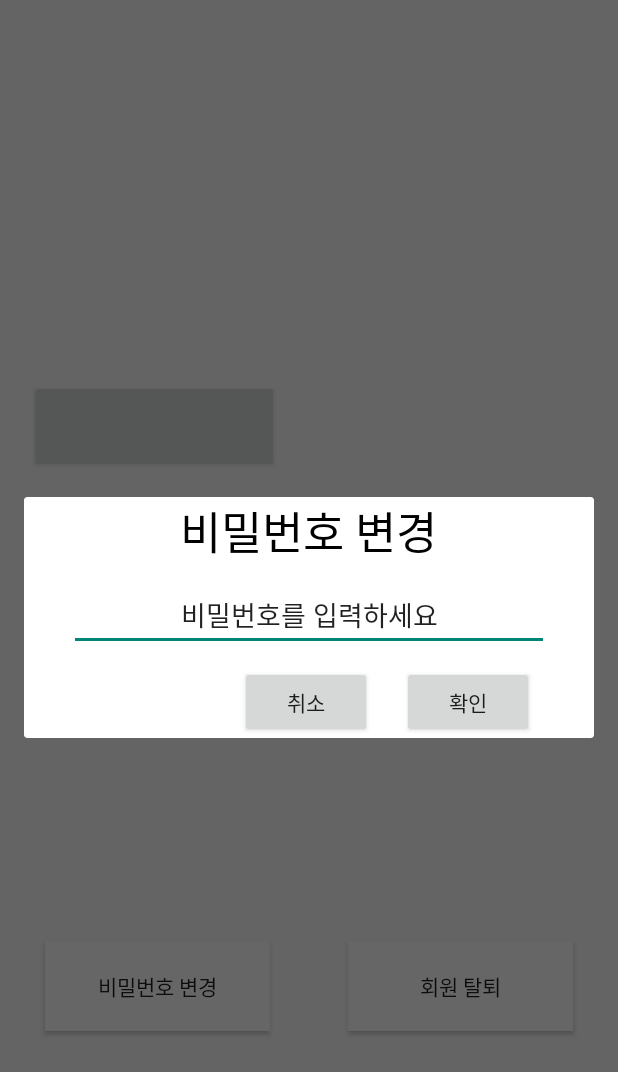
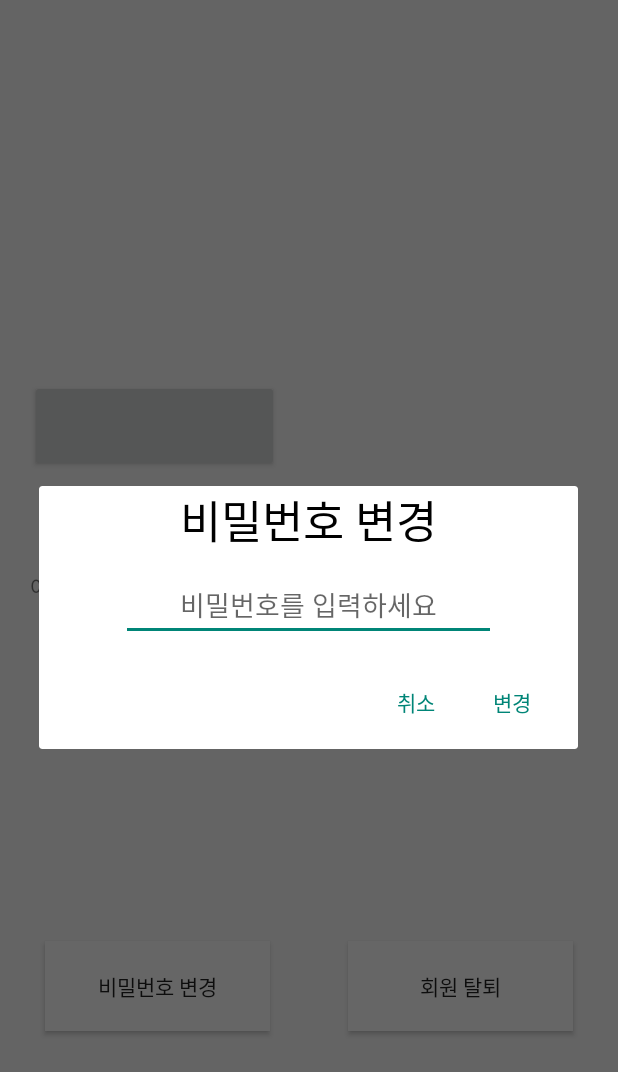
Before and after one commit to eaststarmmt/easy-connect, an Android app: the Page_mypage screen opened directly, with no data from a screen before it, after a tap on "비밀번호 변경", on a phone screen of 412 x 824 dp. Shown: the top 1072 px of the screen. Run offline under Robolectric (Android 15) with nearby library versions, the phone set to English and light mode, and no system bars; our stand-ins replace Firebase (no records; nobody signed in at launch, a user with empty details on screens opened directly).

Commit message:
Almost finish Change_password / Withdrawal

```diff
--- a/app/src/main/java/kr/ac/cau/easyconnect/FriendAdapter.kt
+++ b/app/src/main/java/kr/ac/cau/easyconnect/FriendAdapter.kt
@@ -7,7 +7,7 @@ import android.view.View
 import android.view.ViewGroup
 import android.widget.*
 import androidx.recyclerview.widget.RecyclerView
-
+// 미완 ㅠ
 class FriendAdapter(private val context: Context, private val dataList: ArrayList<FriendItem_recyclerView>):
     // 친구찾기 기능에서 사용할 리사이클러뷰 어댑터
     RecyclerView.Adapter<FriendAdapter.SearchViewHolder>() {
--- a/app/src/main/java/kr/ac/cau/easyconnect/MainActivity.kt
+++ b/app/src/main/java/kr/ac/cau/easyconnect/MainActivity.kt
@@ -7,7 +7,7 @@ import android.content.Intent
 import android.widget.Button
 import androidx.appcompat.app.AlertDialog
 import androidx.core.app.ActivityCompat
-
+// 미완 ㅠ
 class MainActivity : AppCompatActivity() {
     override fun onCreate(savedInstanceState: Bundle?) {
         super.onCreate(savedInstanceState)
@@ -15,7 +15,7 @@ class MainActivity : AppCompatActivity() {
 
         val button_menu : Button = findViewById(R.id.bt_menu)
 
-        // 메인 뷰 (자신의 글을 포토카드 형식으로 출력) / 마지막에 게시글 추가 버튼
+        // 메인 뷰 (자신의 글을 포토카드 형식으로 출력) / 마지막에 게시글 추가 버튼 !!!!!!!!!!!! 구현해야함 아직 아님
 
 
         button_menu.setOnClickListener({
--- a/app/src/main/java/kr/ac/cau/easyconnect/Page_find_friends.kt
+++ b/app/src/main/java/kr/ac/cau/easyconnect/Page_find_friends.kt
@@ -12,7 +12,7 @@ import android.widget.LinearLayout
 import android.widget.SearchView
 import androidx.recyclerview.widget.LinearLayoutManager
 import androidx.recyclerview.widget.RecyclerView
-
+// 미완 ㅠ
 class Page_find_friends : AppCompatActivity() {
     // 리사이클러뷰 구현해야 함 firestroe 사용 // 2021-04-15 04:39
 
--- a/app/src/main/java/kr/ac/cau/easyconnect/Page_mypage.kt
+++ b/app/src/main/java/kr/ac/cau/easyconnect/Page_mypage.kt
@@ -5,12 +5,14 @@ import android.content.Intent
 import androidx.appcompat.app.AppCompatActivity
 import android.os.Bundle
 import android.widget.Button
+import android.widget.EditText
 import android.widget.TextView
 import android.widget.Toast
 import androidx.appcompat.app.AlertDialog
 import androidx.core.app.ActivityCompat
 import com.google.firebase.auth.FirebaseAuth
 import com.google.firebase.firestore.FirebaseFirestore
+import com.google.firebase.firestore.auth.User
 import org.w3c.dom.Text
 
 class Page_mypage : AppCompatActivity() {
@@ -22,46 +24,89 @@ class Page_mypage : AppCompatActivity() {
         setContentView(R.layout.activity_page_mypage)
 
         firebaseAuth = FirebaseAuth.getInstance()
-        val db = FirebaseFirestore.getInstance() // 현재 안쓰지만 쓸 여지 남아있어서 놔둠 (비밀번호 입력받아서 비교하려면 필요할 듯?) 2021-04-15 04:39
+        val db = FirebaseFirestore.getInstance()
 
         val button_change_img : Button = findViewById(R.id.bt_change_img)
         val button_change_password : Button = findViewById(R.id.bt_change_password)
         val button_withdrawal : Button = findViewById(R.id.bt_withdrawal)
 
-        // 현재 정보를 기본적으로 출력하는 걸 구현해야 함!!!!!!!!!!!!!!!! 2021-04-15 04:39
+        // 현재 정보를 기본적으로 출력하는 걸 구현해야 함 2021-04-15 04:39 !!!!!!!!!!!!!!!!!!!!!!! 아직 미구현
 
         button_change_img.setOnClickListener({
-            // 이미지 변경 기능 2021-04-15 04:39
+            // 이미지 변경 기능 2021-04-15 04:39 !!!!!!!!!!!!!!!!!!!!!!!!!!!!!!!!!!!!!!!! 아직 미구현
         })
 
         button_change_password.setOnClickListener({
-            // 비밀번호 변경 기능 2021-04-15 04:39
-            val dialog = UpdatePasswordDialog(this)
-            dialog.myDiag()
-            var input_password : String? = null
+            // 비밀번호 변경 기능 완료
 
-            dialog.setOnClickedListener(object : UpdatePasswordDialog.ButtonClickListener{
-                override fun onClicked(password: String) {
-                    input_password = password
-                }
-            })
-            firebaseAuth.currentUser.updatePassword(input_password).addOnCompleteListener(this){
-                if(it.isSuccessful){
-                    // 비밀번호 변경 성공
-                    Toast.makeText(this, "비밀번호 변경 성공!!", Toast.LENGTH_SHORT).show()
-                    // 파이어스토어 변경
+            var builder = AlertDialog.Builder(this)
+            builder.setView(layoutInflater.inflate(R.layout.update_password_dialog, null))
+
+            var listener = DialogInterface.OnClickListener{p0, _->
+                var dialog = p0 as AlertDialog
+                var input_password : EditText? = dialog.findViewById(R.id.edit_change_password)
+
+                firebaseAuth!!.currentUser.updatePassword(input_password!!.text.toString()).addOnCompleteListener(this){
+                    if(it.isSuccessful){
+                        // 비밀번호 변경 성공
+                        Toast.makeText(this, "비밀번호 변경 성공!!", Toast.LENGTH_SHORT).show()
+                        // 파이어스토어 변경
+                        var userDTO : UserDTO? = null
+                        var userPhoneNumber : String
+
+                        // 현재 유저의 아이디(이메일 정보)를 기반으로 파이어스토어 접근
+                        db.collection("user_information").whereEqualTo("email", firebaseAuth!!.currentUser.email).get().addOnCompleteListener{
+                            if(it.isSuccessful){
+                                for(dc in it.result!!.documents){
+                                    userDTO = dc.toObject(UserDTO::class.java)
+                                    break
+                                }
+                                if(userDTO != null){
+                                    // 파이어스토어 업데이트!!
+                                    userDTO!!.password = input_password!!.text.toString()
+                                    userPhoneNumber = userDTO!!.phoneNumber.toString()
+
+                                    // 파이어스토어의 현재 회원 정보 삭제 및 추가 (업데이트)
+                                    db.collection("user_information").document(userPhoneNumber).delete()
+                                    db.collection("user_information").document(userPhoneNumber).set(userDTO!!)
+                                }
+                            }
+                        }
+                    }
                 }
             }
+            builder.setPositiveButton("변경", listener)
+            builder.setNegativeButton("취소", null)
+            builder.show()
         })
 
         button_withdrawal.setOnClickListener({
-            // 회원 탈퇴 기능
+            // 회원 탈퇴 기능 완료
             var builder = AlertDialog.Builder(this)
             builder.setTitle("정말로 탈퇴하시겠습니까?")
             builder.setIcon(R.mipmap.ic_launcher)
 
             var listener = DialogInterface.OnClickListener { p0, _ ->
-                firebaseAuth!!.currentUser.delete()
+                /////////////////////// 데이터베이스 firestore에서도 해당 회원 정보 삭제해야함!!!!!!!!!!!!!!!!!! 2021-04-15 04:39
+                var userDTO : UserDTO? = null
+                var userPhoneNumber : String
+                db.collection("user_information").whereEqualTo("email", firebaseAuth!!.currentUser.email).get().addOnCompleteListener{
+                    if(it.isSuccessful){
+                        for(dc in it.result!!.documents){
+                            userDTO = dc.toObject(UserDTO::class.java)
+                            break
+                        }
+                        if(userDTO != null){
+                            userPhoneNumber = userDTO!!.phoneNumber.toString()
+                            // 파이어스토어의 현재 회원 정보 삭제
+                            db.collection("user_information").document(userPhoneNumber).delete()
+
+                            // 현재 로그인 정보 삭제
+                            firebaseAuth!!.currentUser.delete()
+                        }
+                    }
+                }
+
                 val intentLogin = Intent(this, Page_login::class.java)
                 startActivity(intentLogin)
                 finish()
@@ -70,9 +115,6 @@ class Page_mypage : AppCompatActivity() {
             builder.setPositiveButton("확인", listener)
             builder.setNegativeButton("취소", null)
             builder.show()
-
-            /////////////////////// 데이터베이스 firestore에서도 해당 회원 정보 삭제해야함!!!!!!!!!!!!!!!!!! 2021-04-15 04:39
-
         })
     }
 }
--- a/app/src/main/java/kr/ac/cau/easyconnect/Page_signup.kt
+++ b/app/src/main/java/kr/ac/cau/easyconnect/Page_signup.kt
@@ -10,7 +10,6 @@ import androidx.appcompat.app.AppCompatActivity
 import com.google.firebase.auth.FirebaseAuth
 import com.google.firebase.firestore.FirebaseFirestore
 import com.google.firebase.firestore.auth.User
-
 
 class Page_signup : AppCompatActivity() {
     // 현재 회원가입 한 페이지로 구현함
--- a/app/src/main/java/kr/ac/cau/easyconnect/UpdatePasswordDialog.kt
+++ /dev/null
@@ -1,44 +0,0 @@
-package kr.ac.cau.easyconnect
-
-import android.app.Dialog
-import android.content.Context
-import android.view.WindowManager
-import android.widget.Button
-import android.widget.EditText
-
-class UpdatePasswordDialog(context: Context) {
-    /////////////////////////// 비밀번호 변경하는 dialog 구현중인데 쓸지는 고민중입니다. + (withdrawal_dialog.xml) 2021-04-15 04:39
-    private val dialog = Dialog(context)
-
-    fun myDiag(){
-        val editText_change_password_ = dialog.findViewById<EditText>(R.id.edit_change_password)
-        val button_ok = dialog.findViewById<Button>(R.id.bt_change_ok)
-        val button_cancel = dialog.findViewById<Button>(R.id.bt_change_cancel)
-
-        dialog.setContentView(R.layout.update_password_dialog)
-        dialog.window!!.setLayout(WindowManager.LayoutParams.MATCH_PARENT, WindowManager.LayoutParams.WRAP_CONTENT)
-        dialog.setCanceledOnTouchOutside(true)
-        dialog.setCancelable(true)
-
-        dialog.show()
-
-        button_ok.setOnClickListener{
-            onClickListener.onClicked(editText_change_password_.text.toString())
-            dialog.dismiss()
-        }
-
-        button_cancel.setOnClickListener{
-            dialog.dismiss()
-        }
-    }
-
-    interface ButtonClickListener{
-        fun onClicked(password: String)
-    }
-
-    private lateinit var onClickListener: ButtonClickListener
-
-    fun setOnClickedListener(listener: ButtonClickListener){
-        onClickListener = listener
-    }
-}
--- a/app/src/main/res/layout/update_password_dialog.xml
+++ b/app/src/main/res/layout/update_password_dialog.xml
@@ -19,34 +19,19 @@
             android:text="비밀번호 변경"/>
         <EditText
             android:id="@+id/edit_change_password"
-            android:layout_width="320dp"
+            android:layout_width="250dp"
             android:layout_marginTop="10dp"
             android:layout_height="wrap_content"
             android:layout_gravity="center_horizontal"
             android:textAlignment="center"
-            android:text="비밀번호를 입력하세요"/>
+            android:inputType="textPassword"
+            android:hint="비밀번호를 입력하세요"/>
 
         <RelativeLayout
             android:layout_width="match_parent"
             android:layout_height="wrap_content"
             android:layout_marginTop="10dp">
 
-            <Button
-                android:id="@+id/bt_change_cancel"
-                android:layout_width="wrap_content"
-                android:layout_height="wrap_content"
-                android:layout_toLeftOf="@+id/bt_change_ok"
-                android:layout_marginRight="20dp"
-                android:text="취소"/>
-
-            <Button
-                android:id="@+id/bt_change_ok"
-                android:layout_width="wrap_content"
-                android:layout_height="wrap_content"
-                android:layout_alignParentRight="true"
-                android:layout_marginRight="40dp"
-                android:text="확인"/>
-
 
         </RelativeLayout>
 
```
